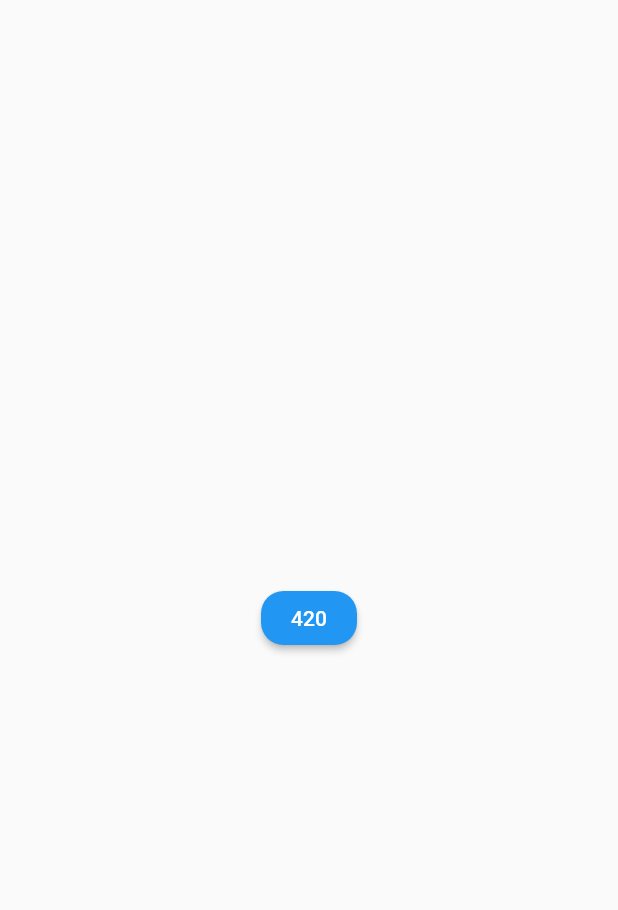
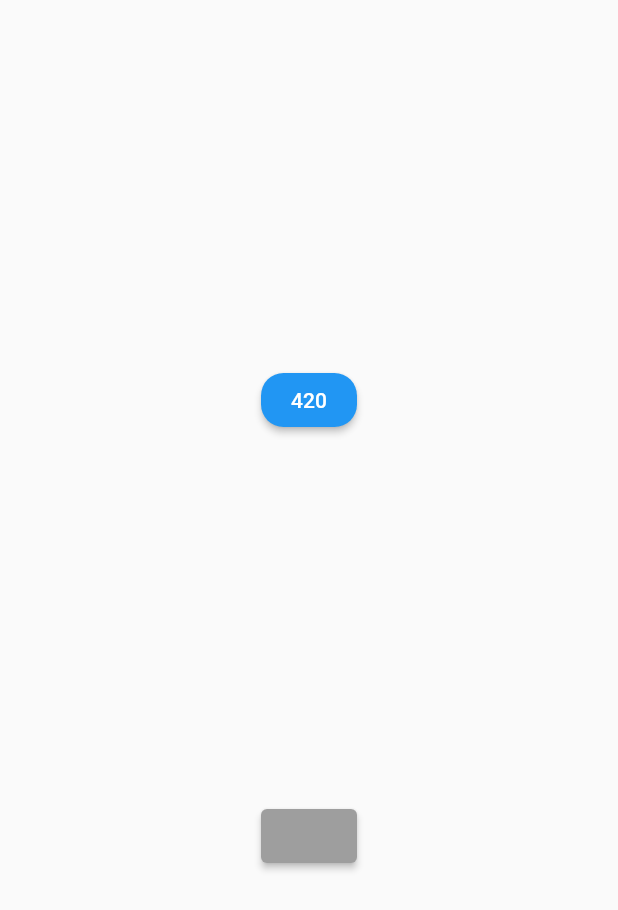
Before and after one commit to brettlaws/eventful_widget, a Flutter app: the screen it shows after launch, after a tap on "1000", on a phone screen of 412 x 824 dp. Shown: the top 910 px of the screen. Run offline on Flutter 3.47's test engine with Material 2 defaults, Android fonts, the phone set to English and light mode, and no system bars; our stand-ins replace flutter_bloc.

Commit message:
Added random color button example

```diff
--- a/example/lib/main.dart
+++ b/example/lib/main.dart
@@ -1,3 +1,4 @@
+import 'package:example/random_color_button.dart';
 import 'package:example/random_number_button.dart';
 import 'package:flutter/material.dart';
 import 'package:flutter_bloc/flutter_bloc.dart';
@@ -7,7 +8,13 @@ class Home extends StatelessWidget {
   Widget build(BuildContext context) {
     return Scaffold(
       body: Center(
-        child: RandomNumberButton(context.read<RandomNumberBloc>()),
+        child: Column(
+          mainAxisAlignment: MainAxisAlignment.spaceEvenly,
+          children: [
+            RandomNumberButton(context.read<RandomNumberBloc>()),
+            RandomColorButton(context.read<RandomColorBloc>()),
+          ],
+        ),
       ),
     );
   }
@@ -15,9 +22,16 @@ class Home extends StatelessWidget {
 
 void main() {
   runApp(MaterialApp(
-      home: BlocProvider(
+    home: MultiBlocProvider(
+      providers: [
+        BlocProvider(
           create: (_) => RandomNumberBloc(
               max: 1000,
               initial: RandomNumberState(active: false, value: 1000)),
-          child: Home())));
+        ),
+        BlocProvider(create: (_) => RandomColorBloc()),
+      ],
+      child: Home(),
+    ),
+  ));
 }
--- /dev/null
+++ b/example/lib/random_color_button.dart
@@ -0,0 +1,87 @@
+import 'dart:async';
+import 'dart:math';
+
+import 'package:bloc_widget/bloc_widget.dart';
+import 'package:flutter/material.dart';
+import 'package:flutter/rendering.dart';
+import 'package:flutter_bloc/flutter_bloc.dart';
+
+enum RandomColorEvent {
+  activate,
+  deactivate,
+  generate,
+}
+
+class RandomColorState {
+  RandomColorState({required this.active, required this.color});
+
+  final bool active;
+  final Color color;
+}
+
+class RandomColorBloc extends Bloc<RandomColorEvent, RandomColorState> {
+  RandomColorBloc()
+      : super(RandomColorState(active: false, color: Colors.grey)) {
+    on<RandomColorEvent>((event, emit) {
+      switch (event) {
+        case RandomColorEvent.activate:
+          if (!state.active) {
+            emit(RandomColorState(active: true, color: state.color));
+            timer = Timer.periodic(Duration(milliseconds: 200), (timer) {
+              add(RandomColorEvent.generate);
+            });
+          }
+          break;
+        case RandomColorEvent.deactivate:
+          if (state.active) {
+            timer?.cancel();
+            emit(RandomColorState(active: false, color: state.color));
+          }
+          break;
+        case RandomColorEvent.generate:
+          if (state.active) {
+            final newColor = Color.fromARGB(
+                Random().nextInt(256),
+                Random().nextInt(256),
+                Random().nextInt(256),
+                Random().nextInt(256));
+            emit(RandomColorState(active: state.active, color: newColor));
+          }
+          break;
+        default:
+      }
+    });
+  }
+
+  Timer? timer;
+}
+
+class RandomColorButton extends BlocWidget<RandomColorEvent, RandomColorState> {
+  RandomColorButton(Bloc<RandomColorEvent, RandomColorState> bloc)
+      : super(bloc);
+
+  @override
+  StateInjectorWidget<RandomColorEvent, RandomColorState> builder(
+          BuildContext context,
+          RandomColorState state,
+          Function(RandomColorEvent)? onEvent) =>
+      RandomColorButtonView(state, onEvent);
+}
+
+class RandomColorButtonView
+    extends StateInjectorWidget<RandomColorEvent, RandomColorState> {
+  RandomColorButtonView(
+      RandomColorState state, Function(RandomColorEvent)? onEvent)
+      : super(state, onEvent: onEvent);
+
+  @override
+  Widget builder(BuildContext context, RandomColorState state,
+      void Function(RandomColorEvent)? onEvent) {
+    return ElevatedButton(
+        style: ElevatedButton.styleFrom(primary: state.color),
+        onPressed: () => onEvent!(state.active
+            ? RandomColorEvent.deactivate
+            : RandomColorEvent.activate),
+        child: Text('   '));
+  }
+}
```
